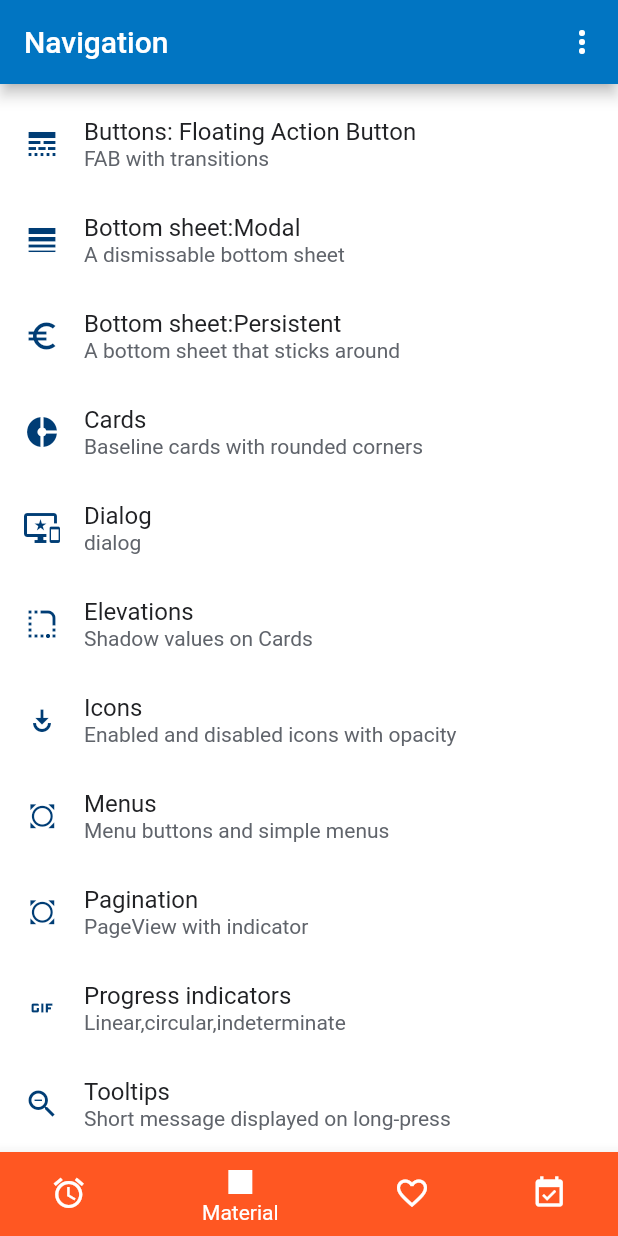
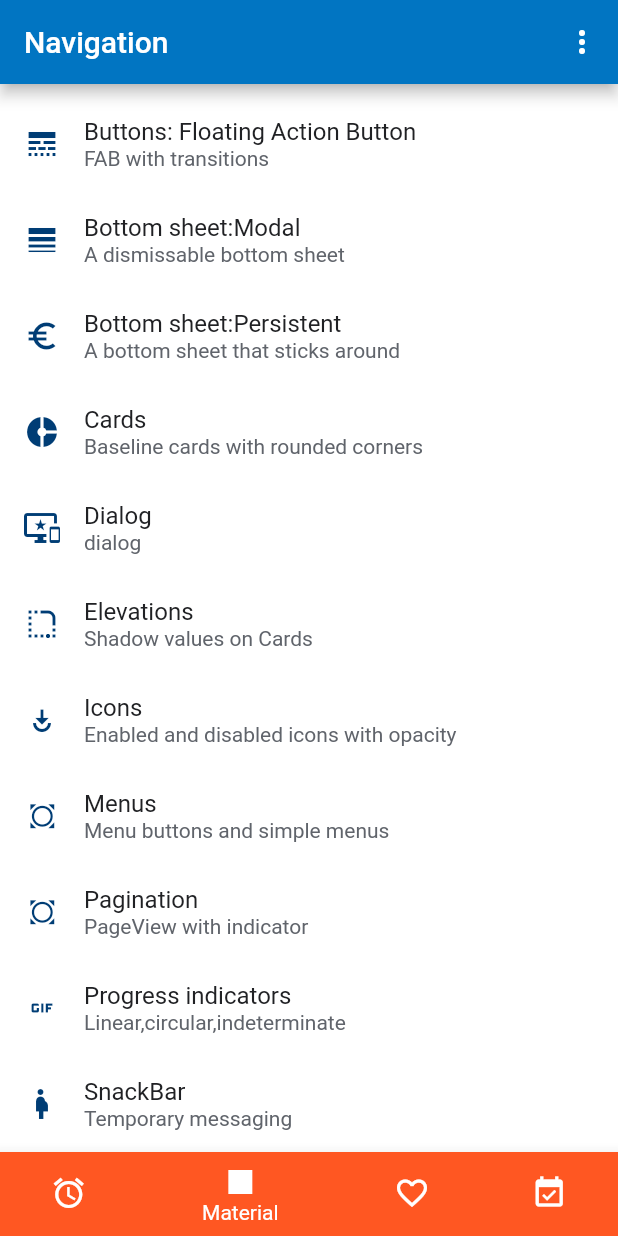
Before and after one commit to xiehui999/flutterExamples, a Flutter app: the screen it shows after launch, item 2 of the bottom bar chosen, scrolled down 64 dp, on a phone screen of 412 x 824 dp. Run offline on Flutter 3.47's test engine with Material 2 defaults, Android fonts, the phone set to English and light mode, and no system bars; our stand-ins replace string_scanner.

Commit message:
SnackBar

```diff
--- a/lib/listItem.dart
+++ b/lib/listItem.dart
@@ -13,6 +13,7 @@ import 'material/menu_demo.dart';
 import 'material/page_selector_demo.dart';
 import 'material/progress_indicator_demo.dart';
 import 'material/tooltip_demo.dart';
+import 'material/snack_bar_demo.dart';
 
 enum ItemType { STYLES, MATERIAL }
 
@@ -122,6 +123,14 @@ final List<ListItem> items = <ListItem>[
     buildRoute: (BuildContext context) => ProgressIndicatorDemo(),
   ),
   new ListItem(
+    title: 'SnackBar',
+    subtitle: 'Temporary messaging',
+    icon: Icons.pregnant_woman,
+    itemType: ItemType.MATERIAL,
+    routeName: SnackBarDemo.routeName,
+    buildRoute: (BuildContext context) => SnackBarDemo(),
+  ),
+  new ListItem(
     title: 'Tooltips',
     subtitle: 'Short message displayed on long-press',
     icon: Icons.zoom_out,
--- a/lib/material/tooltip_demo.dart
+++ b/lib/material/tooltip_demo.dart
@@ -50,7 +50,7 @@ class TooltipDemo extends StatelessWidget {
                       color: themeData.iconTheme.color,
                       onPressed: () {
                         Scaffold.of(context).showSnackBar(
-                            SnackBar(content: Text('That was an ordinary tap')))
+                            SnackBar(content: Text('That was an ordinary tap')));
                       }),
                 )
               ].map((Widget widget) {
```
Also changed, not shown: lib/material/snack_bar_demo.dart (added, +75 -0 lines).
